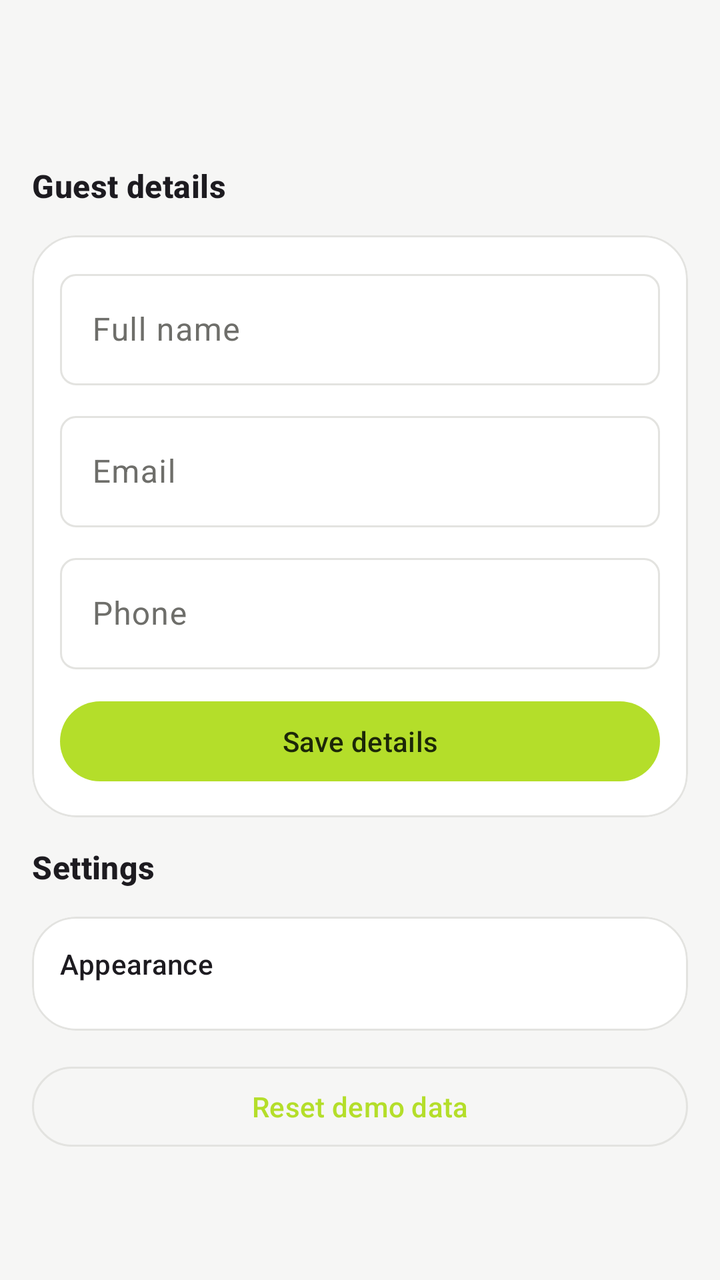
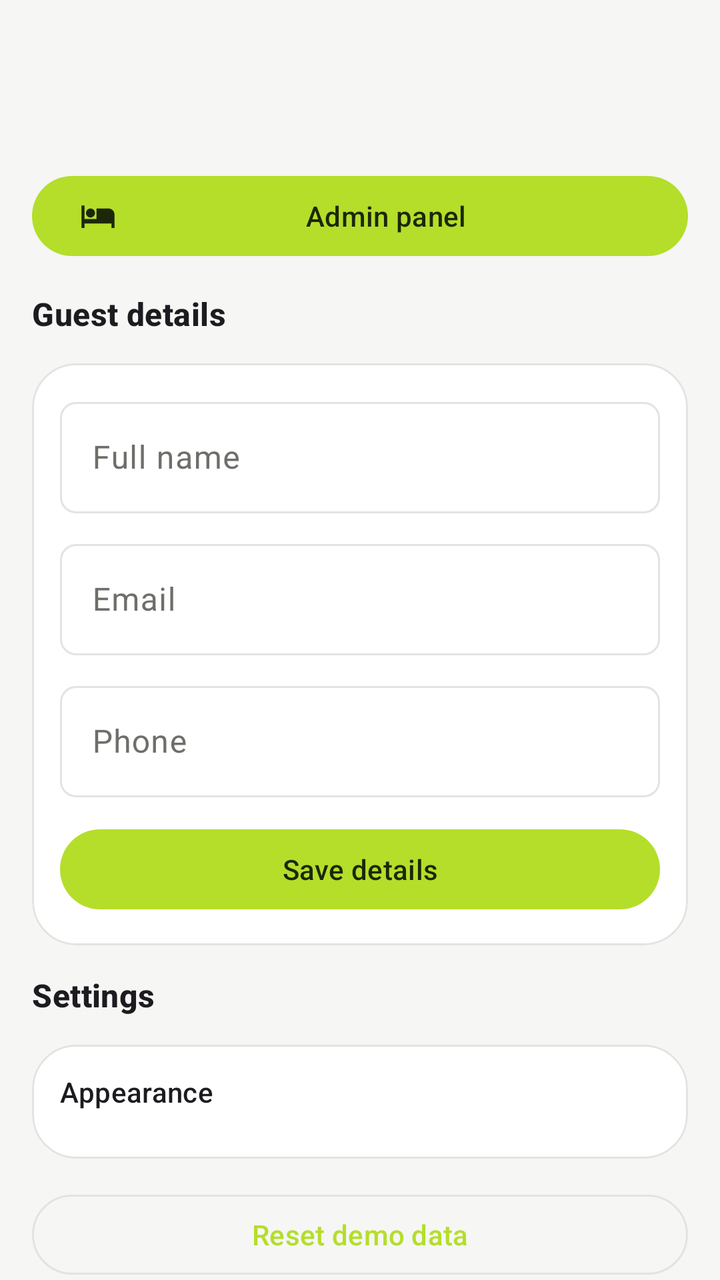

The first picture is an Android layout as it rendered before a commit; the second is the same layout after the commit. The layout source and the unified diff follow.
<!-- AndroidManifest.xml: application theme Theme.Hotel_Booking_App -->
<!-- res/layout/fragment_profile.xml -->
<?xml version="1.0" encoding="utf-8"?>
<androidx.core.widget.NestedScrollView
    xmlns:android="http://schemas.android.com/apk/res/android"
    xmlns:app="http://schemas.android.com/apk/res-auto"
    android:layout_width="match_parent"
    android:layout_height="match_parent"
    android:clipToPadding="false"
    android:paddingHorizontal="@dimen/screen_gutter"
    android:paddingTop="12dp"
    android:paddingBottom="24dp">

    <LinearLayout
        android:layout_width="match_parent"
        android:layout_height="wrap_content"
        android:orientation="vertical">

        <LinearLayout
            android:layout_width="match_parent"
            android:layout_height="wrap_content"
            android:gravity="center_vertical"
            android:orientation="horizontal">

            <com.google.android.material.imageview.ShapeableImageView
                android:id="@+id/profile_avatar"
                android:layout_width="56dp"
                android:layout_height="56dp"
                android:contentDescription="@null"
                android:scaleType="centerCrop"
                app:shapeAppearanceOverlay="@style/ShapeAppearanceOverlay.App.Circle" />

            <LinearLayout
                android:layout_width="0dp"
                android:layout_height="wrap_content"
                android:layout_marginStart="14dp"
                android:layout_weight="1"
                android:orientation="vertical">

                <TextView
                    android:id="@+id/profile_title"
                    android:layout_width="wrap_content"
                    android:layout_height="wrap_content"
                    android:textAppearance="@style/TextAppearance.App.TitleLarge" />

                <TextView
                    android:id="@+id/profile_subtitle"
                    android:layout_width="wrap_content"
                    android:layout_height="wrap_content"
                    android:textAppearance="@style/TextAppearance.App.BodySmall"
                    android:textColor="?attr/colorOnSurfaceVariant" />
            </LinearLayout>
        </LinearLayout>

        <TextView
            android:layout_width="wrap_content"
            android:layout_height="wrap_content"
            android:layout_marginTop="14dp"
            android:text="Guest details"
            android:textAppearance="@style/TextAppearance.App.TitleMedium" />

        <com.google.android.material.card.MaterialCardView
            style="@style/Widget.App.Card.Panel"
            android:layout_width="match_parent"
            android:layout_height="wrap_content"
            android:layout_marginTop="14dp">

            <LinearLayout
                android:layout_width="match_parent"
                android:layout_height="wrap_content"
                android:orientation="vertical"
                android:padding="14dp">

                <com.google.android.material.textfield.TextInputLayout
                    style="@style/Widget.Material3.TextInputLayout.OutlinedBox"
                    android:layout_width="match_parent"
                    android:layout_height="wrap_content"
                    android:hint="Full name">

                    <com.google.android.material.textfield.TextInputEditText
                        android:id="@+id/profile_name"
                        android:layout_width="match_parent"
                        android:layout_height="wrap_content"
                        android:inputType="textPersonName"
                        android:maxLines="1" />
                </com.google.android.material.textfield.TextInputLayout>

                <com.google.android.material.textfield.TextInputLayout
                    style="@style/Widget.Material3.TextInputLayout.OutlinedBox"
                    android:layout_width="match_parent"
                    android:layout_height="wrap_content"
                    android:layout_marginTop="10dp"
                    android:hint="Email">

                    <com.google.android.material.textfield.TextInputEditText
                        android:id="@+id/profile_email"
                        android:layout_width="match_parent"
                        android:layout_height="wrap_content"
                        android:inputType="textEmailAddress"
                        android:maxLines="1" />
                </com.google.android.material.textfield.TextInputLayout>

                <com.google.android.material.textfield.TextInputLayout
                    style="@style/Widget.Material3.TextInputLayout.OutlinedBox"
                    android:layout_width="match_parent"
                    android:layout_height="wrap_content"
                    android:layout_marginTop="10dp"
                    android:hint="Phone">

                    <com.google.android.material.textfield.TextInputEditText
                        android:id="@+id/profile_phone"
                        android:layout_width="match_parent"
                        android:layout_height="wrap_content"
                        android:inputType="phone"
                        android:maxLines="1" />
                </com.google.android.material.textfield.TextInputLayout>

                <com.google.android.material.button.MaterialButton
                    android:id="@+id/profile_save"
                    android:layout_width="match_parent"
                    android:layout_height="wrap_content"
                    android:layout_marginTop="12dp"
                    android:text="Save details" />
            </LinearLayout>
        </com.google.android.material.card.MaterialCardView>

        <TextView
            android:layout_width="wrap_content"
            android:layout_height="wrap_content"
            android:layout_marginTop="14dp"
            android:text="Settings"
            android:textAppearance="@style/TextAppearance.App.TitleMedium" />

        <com.google.android.material.card.MaterialCardView
            style="@style/Widget.App.Card.Panel"
            android:layout_width="match_parent"
            android:layout_height="wrap_content"
            android:layout_marginTop="14dp">

            <LinearLayout
                android:layout_width="match_parent"
                android:layout_height="wrap_content"
                android:orientation="vertical"
                android:padding="14dp">

                <TextView
                    android:layout_width="wrap_content"
                    android:layout_height="wrap_content"
                    android:text="Appearance"
                    android:textAppearance="@style/TextAppearance.App.TitleSmall" />

                <com.google.android.material.chip.ChipGroup
                    android:id="@+id/appearance_chips"
                    android:layout_width="match_parent"
                    android:layout_height="wrap_content"
                    android:layout_marginTop="10dp"
                    app:selectionRequired="true"
                    app:singleSelection="true" />
            </LinearLayout>
        </com.google.android.material.card.MaterialCardView>

        <com.google.android.material.button.MaterialButton
            android:id="@+id/reset_data"
            style="@style/Widget.Material3.Button.OutlinedButton"
            android:layout_width="match_parent"
            android:layout_height="wrap_content"
            android:layout_marginTop="14dp"
            android:text="Reset demo data" />
    </LinearLayout>
</androidx.core.widget.NestedScrollView>
<!-- resources referenced by this layout -->
<resources>
  <dimen name="screen_gutter">16dp</dimen>
  <style name="ShapeAppearanceOverlay.App.Circle" parent="">
          <item name="cornerFamily">rounded</item>
          <item name="cornerSize">50%</item>
      </style>
  <style name="TextAppearance.App.BodySmall" parent="TextAppearance.Material3.BodySmall">
          <item name="android:textSize">12sp</item>
      </style>
  <style name="TextAppearance.App.TitleLarge" parent="TextAppearance.Material3.TitleLarge">
          <item name="android:textStyle">bold</item>
      </style>
  <style name="TextAppearance.App.TitleMedium" parent="TextAppearance.Material3.TitleMedium">
          <item name="android:textStyle">bold</item>
          <item name="android:textSize">16sp</item>
      </style>
  <style name="TextAppearance.App.TitleSmall" parent="TextAppearance.Material3.TitleSmall">
          <item name="android:textSize">14sp</item>
      </style>
  <style name="Widget.App.Card.Panel" parent="Widget.Material3.CardView.Outlined">
          <item name="cardBackgroundColor">?attr/colorSurface</item>
          <item name="strokeColor">?attr/colorOutline</item>
          <item name="strokeWidth">1dp</item>
          <item name="cardElevation">0dp</item>
          <item name="cardCornerRadius">22dp</item>
      </style>
  <color name="lime_primary">#FFB4DE2A</color>
  <color name="lime_on_primary">#FF1C2708</color>
  <color name="lime_container">#FFEDF4D8</color>
  <color name="lime_on_container">#FF313D14</color>
  <color name="stone_secondary">#FF5A5A55</color>
  <color name="stone_on_secondary">#FFFFFFFF</color>
  <color name="stone_container">#FFECECE8</color>
  <color name="stone_on_container">#FF2B2B27</color>
  <color name="blue_tertiary">#FF2A78D6</color>
  <color name="blue_on_tertiary">#FFFFFFFF</color>
  <color name="blue_container">#FFDCE9F8</color>
  <color name="blue_on_container">#FF10304F</color>
  <color name="light_background">#FFF6F6F5</color>
  <color name="light_surface">#FFFFFFFF</color>
  <color name="light_on_surface">#FF1A1A19</color>
  <color name="light_surface_variant">#FFF0F0EE</color>
  <color name="light_on_surface_variant">#FF6E6E6A</color>
  <color name="light_outline">#FFE3E3E0</color>
  <color name="error_light">#FF9B2F2A</color>
  <color name="on_error_light">#FFFFFFFF</color>
  <color name="error_container_light">#FFF8DEDB</color>
  <color name="on_error_container_light">#FF63211E</color>
  <style name="ShapeAppearance.App.ExtraSmall" parent="ShapeAppearance.Material3.Corner.ExtraSmall">
          <item name="cornerSize">8dp</item>
      </style>
  <style name="ShapeAppearance.App.Small" parent="ShapeAppearance.Material3.Corner.Small">
          <item name="cornerSize">12dp</item>
      </style>
  <style name="ShapeAppearance.App.Medium" parent="ShapeAppearance.Material3.Corner.Medium">
          <item name="cornerSize">18dp</item>
      </style>
  <style name="ShapeAppearance.App.Large" parent="ShapeAppearance.Material3.Corner.Large">
          <item name="cornerSize">22dp</item>
      </style>
  <style name="ShapeAppearance.App.ExtraLarge" parent="ShapeAppearance.Material3.Corner.ExtraLarge">
          <item name="cornerSize">28dp</item>
      </style>
  <!-- unchanged entries left out for length: 1 -->
</resources>

<!-- the commit's change to res/layout/fragment_profile.xml (unified diff, before → after) -->
@@ -49,6 +49,14 @@
                     android:textColor="?attr/colorOnSurfaceVariant" />
             </LinearLayout>
         </LinearLayout>
+
+        <com.google.android.material.button.MaterialButton
+            android:id="@+id/owner_tools"
+            android:layout_width="match_parent"
+            android:layout_height="wrap_content"
+            android:layout_marginTop="16dp"
+            android:text="Admin panel"
+            app:icon="@drawable/ic_hotel" />
 
         <TextView
             android:layout_width="wrap_content"
<!-- resource entries referenced after the edit -->
@@ -1,6 +1,14 @@
 <!-- resources referenced by this layout -->
 <resources>
   <dimen name="screen_gutter">16dp</dimen>
+  <!-- drawable ic_hotel (drawable) -->
+  <vector xmlns:android="http://schemas.android.com/apk/res/android"
+      android:width="24dp" android:height="24dp"
+      android:viewportWidth="24" android:viewportHeight="24"
+      android:tint="#FF000000">
+      <path android:fillColor="@android:color/white"
+          android:pathData="M7,13c1.66,0 3,-1.34 3,-3S8.66,7 7,7s-3,1.34 -3,3 1.34,3 3,3zM19,7h-8v7H3V5H1v15h2v-3h18v3h2v-9c0,-2.21 -1.79,-4 -4,-4z" />
+  </vector>
   <style name="ShapeAppearanceOverlay.App.Circle" parent="">
           <item name="cornerFamily">rounded</item>
           <item name="cornerSize">50%</item>
